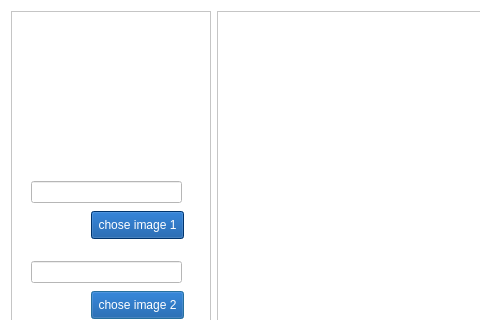
This is gui3.ui in ghozlaneibrahim/SysProject as Qt 5 draws it before an edit; both pictures show x 0 to 480 and y 0 to 320 of the 1012 by 884 pixel window. The edited form follows.
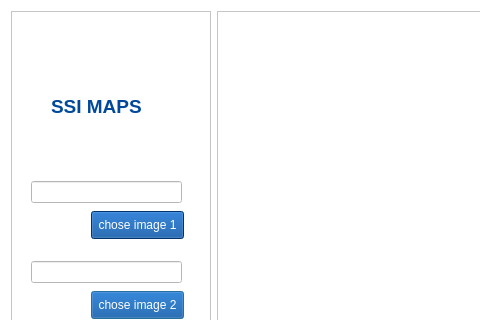
This is the edited form.

```diff
--- a/gui3.ui
+++ b/gui3.ui
@@ -139,6 +139,22 @@
        <string>show map</string>
       </property>
      </widget>
+     <widget class="QLabel" name="label">
+      <property name="geometry">
+       <rect>
+        <x>40</x>
+        <y>60</y>
+        <width>121</width>
+        <height>71</height>
+       </rect>
+      </property>
+      <property name="styleSheet">
+       <string notr="true">color: rgb(0, 73, 153);</string>
+      </property>
+      <property name="text">
+       <string>&lt;html&gt;&lt;head/&gt;&lt;body&gt;&lt;p&gt;&lt;span style=&quot; font-size:14pt; font-weight:600;&quot;&gt;SSI MAPS&lt;/span&gt;&lt;/p&gt;&lt;/body&gt;&lt;/html&gt;</string>
+      </property>
+     </widget>
     </widget>
    </item>
    <item>
```
Left out of the diff: 4 changed lines with no effect on the pictures.
